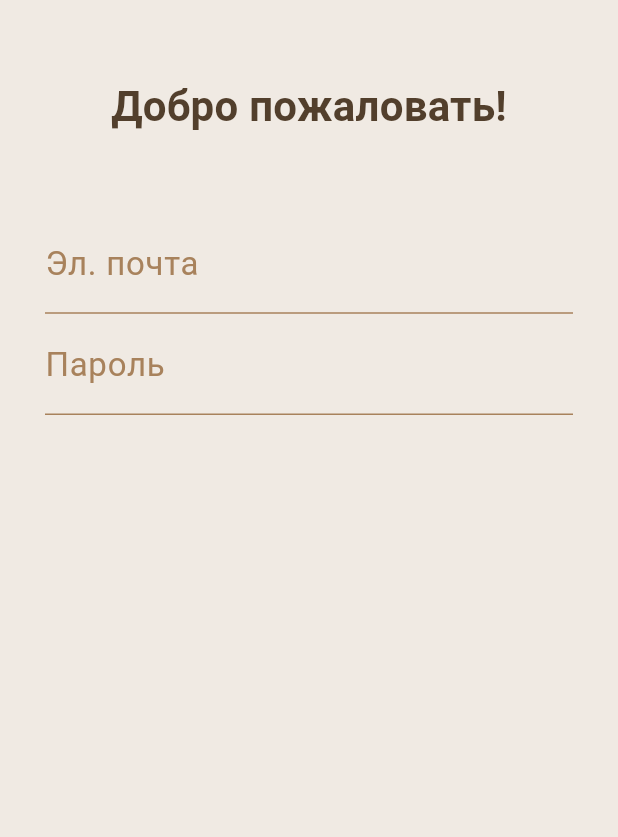
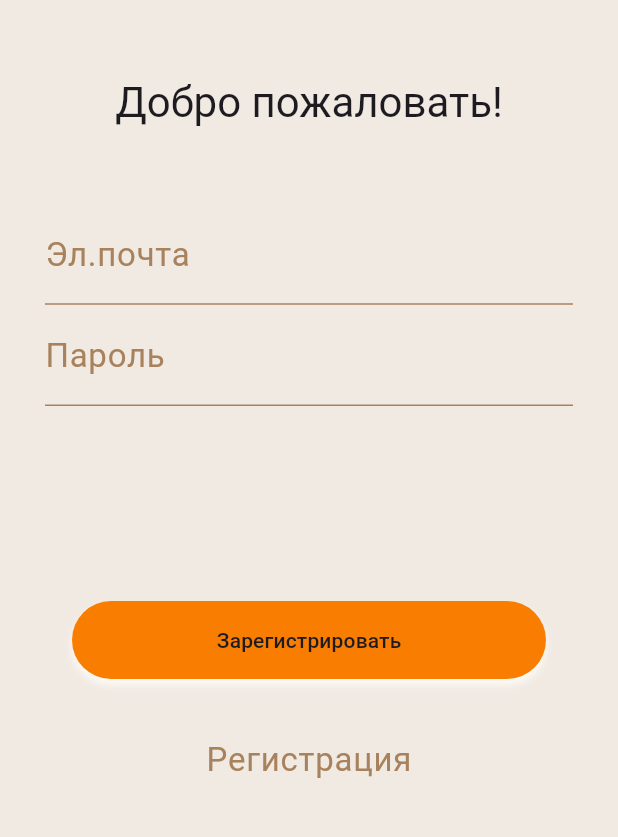
Before and after one commit to Bratek/OTiDO2, a Flutter app: the screen it shows after launch, on a phone screen of 412 x 824 dp, the part 203-1040 px from its top. Run offline on Flutter 3.47's test engine with Material 3 defaults, Android fonts, the phone set to English and light mode, and no system bars.

Commit message:
widget_button

```diff
--- a/lib/l10n/intl_en.arb
+++ b/lib/l10n/intl_en.arb
@@ -1,5 +1,8 @@
 {
   "app_name": "OTiDO",
   "dobro_pozhalovat": "Welcome!",
-  "registration": "Registration"
+  "email": "Email",
+  "password": "Password",
+  "registration": "Registration",
+  "zaregistrirovat": "Register"
 }
--- a/lib/l10n/intl_ru.arb
+++ b/lib/l10n/intl_ru.arb
@@ -1,5 +1,8 @@
 {
   "app_name": "ОТиДО",
   "dobro_pozhalovat": "Добро пожаловать!",
-  "registration": "Регистрация"
+  "email": "Эл.почта",
+  "password": "Пароль",
+  "registration": "Регистрация",
+  "zaregistrirovat": "Зарегистрировать"
 }
--- a/lib/screens/login_screen.dart
+++ b/lib/screens/login_screen.dart
@@ -1,6 +1,8 @@
 import 'package:flutter/material.dart';
 import 'package:otido2/generated/l10n.dart';
 import 'package:otido2/helper.dart';
+import 'package:otido2/themes/theme_colors.dart';
+import 'package:otido2/widgets/widget_button.dart';
 //import 'package:otido2/themes/theme_colors.dart';
 import 'package:otido2/widgets/widget_title.dart';
 import 'package:otido2/widgets/widget_text_field.dart';
@@ -11,6 +13,7 @@ class LoginScreen extends StatelessWidget {
 
   @override
   Widget build(BuildContext context) {
+    var themeColors = ThemeColors(Theme.of(context).brightness);
     return Scaffold(
       body: SingleChildScrollView(
         child: Padding(
@@ -22,8 +25,18 @@ class LoginScreen extends StatelessWidget {
               vSpace(50),
               wTitle(context, title: S.of(context).dobro_pozhalovat),
               vSpace(50),
-              wTextField(context, label: 'Эл. почта'),
-              wTextField(context, label: 'Пароль', obscure: true),
+              wTextField(context, label: S.of(context).email),
+              wTextField(context, label: S.of(context).password, obscure: true),
+              vSpace(130),
+              wButton(context, label: S.of(context).zaregistrirovat),
+              vSpace(30),
+              TextButton(
+                onPressed: () {},
+                child: Text(
+                  S.of(context).registration,
+                  style: Theme.of(context).textTheme.labelMedium,
+                ),
+              ),
             ],
           ),
         ),
--- a/lib/themes/theme_dark.dart
+++ b/lib/themes/theme_dark.dart
@@ -32,9 +32,11 @@ InputDecorationTheme inputDecorationTheme = InputDecorationTheme(
 
 TextTheme textTheme = TextTheme(
   //Заголовки
-  titleMedium: titleTextStyle,
+  headlineMedium: titleTextStyle,
   // текст в textField
   bodyMedium: bodyTextStyle,
+  // текст в кнопке
+  labelLarge: buttonTextStyle,
   // текст в label
   labelMedium: labelTextStyle,
 );
@@ -56,3 +58,9 @@ TextStyle labelTextStyle = TextStyle(
   fontSize: 22,
   fontWeight: FontWeight.normal,
 );
+
+TextStyle buttonTextStyle = TextStyle(
+  color: themeColors.opposite,
+  fontSize: 24,
+  fontWeight: FontWeight.bold,
+);
--- /dev/null
+++ b/lib/widgets/widget_button.dart
@@ -0,0 +1,33 @@
+import 'package:flutter/material.dart';
+import 'package:otido2/themes/theme_colors.dart';
+
+Widget wButton(BuildContext context,
+    {String label = '', Function()? onPressed}) {
+  ThemeColors themeColors = ThemeColors(Theme.of(context).brightness);
+  return GestureDetector(
+    onTap: onPressed ?? () {},
+    child: Padding(
+      padding: const EdgeInsets.only(left: 18, right: 18),
+      child: Container(
+        padding: const EdgeInsets.all(16),
+        decoration: BoxDecoration(
+          color: themeColors.accent,
+          borderRadius: BorderRadius.circular(32),
+          boxShadow: [
+            BoxShadow(
+              color: themeColors.footer,
+              offset: const Offset(0.0, 4.0),
+              blurRadius: 4.0,
+              //spreadRadius: 2.0,
+            ),
+          ],
+        ),
+        alignment: Alignment.center,
+        child: Text(
+          label,
+          style: Theme.of(context).textTheme.labelLarge,
+        ),
+      ),
+    ),
+  );
+}
--- a/lib/widgets/widget_title.dart
+++ b/lib/widgets/widget_title.dart
@@ -1,5 +1,5 @@
 import 'package:flutter/material.dart';
 
 Widget wTitle(BuildContext context, {String title = ''}) {
-  return Text(title, style: Theme.of(context).textTheme.titleMedium);
+  return Text(title, style: Theme.of(context).textTheme.headlineMedium);
 }
```
Also changed, not shown: lib/generated/intl/messages_en.dart, lib/generated/intl/messages_ru.dart, lib/generated/l10n.dart.
